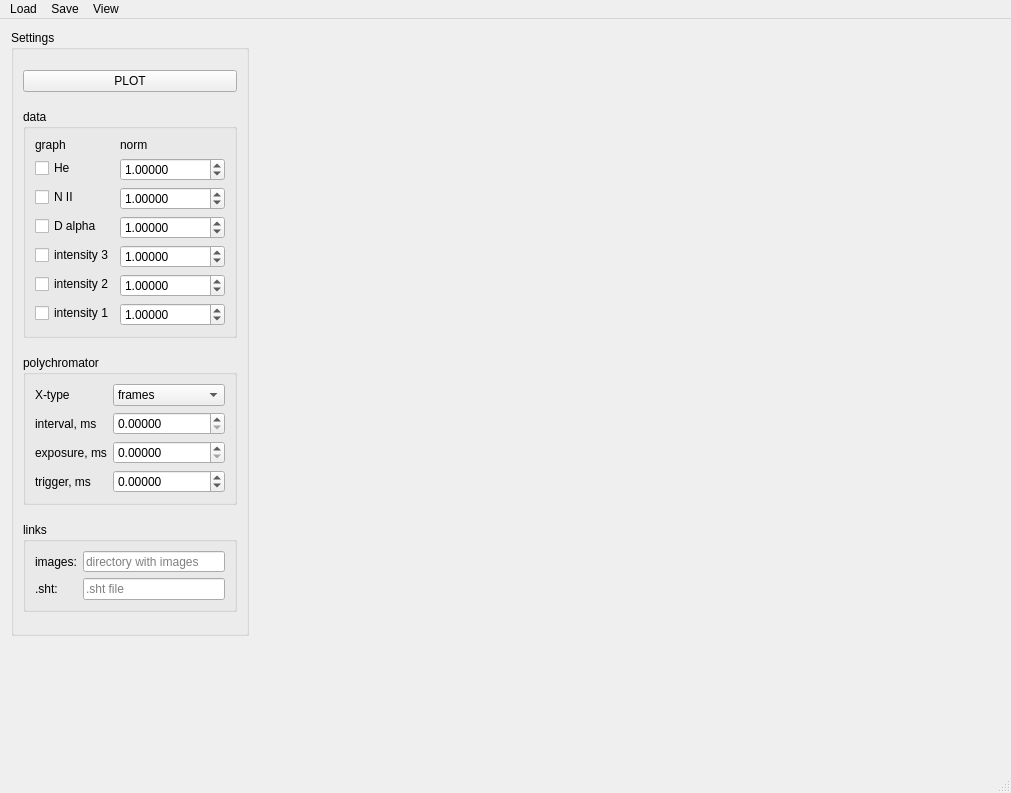
First picture: the form in mainWindowUiDesign.ui, repository MikhailButs/He_multich_analysis, before the edit.
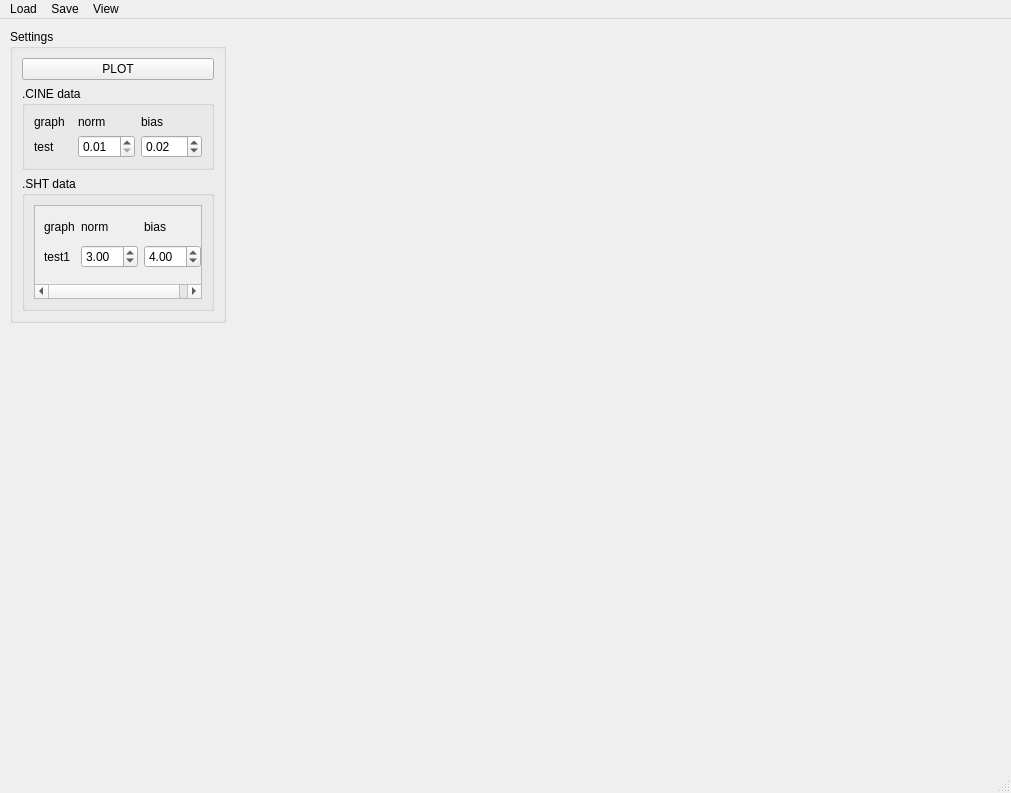
Second picture: the form after the edit.

The edit to the form file:
```diff
--- a/mainWindowUiDesign.ui
+++ b/mainWindowUiDesign.ui
@@ -23,10 +23,10 @@
    <widget class="QGroupBox" name="settings_groupBox">
     <property name="geometry">
      <rect>
-      <x>11</x>
-      <y>11</y>
-      <width>238</width>
-      <height>606</height>
+      <x>10</x>
+      <y>10</y>
+      <width>216</width>
+      <height>294</height>
      </rect>
     </property>
     <property name="sizePolicy">
@@ -54,258 +54,61 @@
          <verstretch>0</verstretch>
         </sizepolicy>
        </property>
-       <property name="maximumSize">
-        <size>
-         <width>16777215</width>
-         <height>16777215</height>
-        </size>
-       </property>
        <property name="title">
-        <string>data</string>
+        <string>.CINE data</string>
        </property>
-       <layout class="QFormLayout" name="formLayout_3">
-        <item row="0" column="0">
-         <widget class="QLabel" name="label_7">
-          <property name="text">
-           <string>graph</string>
-          </property>
-         </widget>
-        </item>
+       <layout class="QGridLayout" name="gridLayout_2">
         <item row="0" column="1">
-         <widget class="QLabel" name="label_8">
+         <widget class="QLabel" name="label_10">
           <property name="text">
            <string>norm</string>
           </property>
          </widget>
         </item>
-        <item row="1" column="0">
-         <widget class="QCheckBox" name="He_checkBox">
-          <property name="text">
-           <string>He</string>
-          </property>
-         </widget>
-        </item>
-        <item row="1" column="1">
-         <widget class="QDoubleSpinBox" name="He_norm_doubleSpinBox">
-          <property name="decimals">
-           <number>5</number>
-          </property>
-          <property name="minimum">
-           <double>0.000010000000000</double>
-          </property>
-          <property name="singleStep">
-           <double>0.010000000000000</double>
-          </property>
-          <property name="value">
-           <double>1.000000000000000</double>
-          </property>
-         </widget>
-        </item>
-        <item row="2" column="0">
-         <widget class="QCheckBox" name="NII_checkBox">
-          <property name="text">
-           <string>N II</string>
-          </property>
-         </widget>
-        </item>
-        <item row="2" column="1">
-         <widget class="QDoubleSpinBox" name="NII_norm_doubleSpinBox">
-          <property name="decimals">
-           <number>5</number>
-          </property>
-          <property name="minimum">
-           <double>0.000010000000000</double>
-          </property>
-          <property name="singleStep">
-           <double>0.010000000000000</double>
-          </property>
-          <property name="value">
-           <double>1.000000000000000</double>
-          </property>
-         </widget>
-        </item>
-        <item row="3" column="0">
-         <widget class="QCheckBox" name="Dalpha_checkBox">
-          <property name="text">
-           <string>D alpha</string>
-          </property>
-         </widget>
-        </item>
-        <item row="3" column="1">
-         <widget class="QDoubleSpinBox" name="Dalpha_norm_doubleSpinBox">
-          <property name="decimals">
-           <number>5</number>
-          </property>
-          <property name="minimum">
-           <double>0.000010000000000</double>
-          </property>
-          <property name="singleStep">
-           <double>0.010000000000000</double>
-          </property>
-          <property name="value">
-           <double>1.000000000000000</double>
-          </property>
-         </widget>
-        </item>
-        <item row="4" column="0">
-         <widget class="QCheckBox" name="int3_checkBox">
-          <property name="text">
-           <string>intensity 3</string>
-          </property>
-         </widget>
-        </item>
-        <item row="4" column="1">
-         <widget class="QDoubleSpinBox" name="int3_norm_doubleSpinBox">
-          <property name="decimals">
-           <number>5</number>
-          </property>
-          <property name="minimum">
-           <double>0.000010000000000</double>
-          </property>
-          <property name="singleStep">
-           <double>0.010000000000000</double>
-          </property>
-          <property name="value">
-           <double>1.000000000000000</double>
-          </property>
-         </widget>
-        </item>
-        <item row="5" column="0">
-         <widget class="QCheckBox" name="int2_checkBox">
-          <property name="text">
-           <string>intensity 2</string>
-          </property>
-         </widget>
-        </item>
-        <item row="5" column="1">
-         <widget class="QDoubleSpinBox" name="int2_norm_doubleSpinBox">
-          <property name="decimals">
-           <number>5</number>
-          </property>
-          <property name="minimum">
-           <double>0.000010000000000</double>
-          </property>
-          <property name="singleStep">
-           <double>0.010000000000000</double>
-          </property>
-          <property name="value">
-           <double>1.000000000000000</double>
-          </property>
-         </widget>
-        </item>
-        <item row="6" column="1">
-         <widget class="QDoubleSpinBox" name="int1_norm_doubleSpinBox">
-          <property name="decimals">
-           <number>5</number>
-          </property>
-          <property name="minimum">
-           <double>0.000010000000000</double>
-          </property>
-          <property name="singleStep">
-           <double>0.010000000000000</double>
-          </property>
-          <property name="value">
-           <double>1.000000000000000</double>
-          </property>
-         </widget>
-        </item>
-        <item row="6" column="0">
-         <widget class="QCheckBox" name="int1_checkBox">
-          <property name="text">
-           <string>intensity 1</string>
-          </property>
-         </widget>
-        </item>
-       </layout>
-      </widget>
-     </item>
-     <item>
-      <widget class="QGroupBox" name="polychromator_groupBox">
-       <property name="sizePolicy">
-        <sizepolicy hsizetype="Preferred" vsizetype="Fixed">
-         <horstretch>0</horstretch>
-         <verstretch>0</verstretch>
-        </sizepolicy>
-       </property>
-       <property name="maximumSize">
-        <size>
-         <width>16777215</width>
-         <height>16777215</height>
-        </size>
-       </property>
-       <property name="title">
-        <string>polychromator</string>
-       </property>
-       <layout class="QFormLayout" name="formLayout_2">
-        <item row="0" column="0">
-         <widget class="QLabel" name="label_6">
-          <property name="sizePolicy">
-           <sizepolicy hsizetype="Fixed" vsizetype="Preferred">
-            <horstretch>0</horstretch>
-            <verstretch>0</verstretch>
-           </sizepolicy>
-          </property>
-          <property name="text">
-           <string>X-type</string>
-          </property>
-         </widget>
-        </item>
-        <item row="2" column="0">
-         <widget class="QLabel" name="label_3">
-          <property name="text">
-           <string>interval, ms</string>
-          </property>
-         </widget>
-        </item>
-        <item row="6" column="0">
-         <widget class="QLabel" name="label_5">
-          <property name="text">
-           <string>trigger, ms</string>
-          </property>
-         </widget>
-        </item>
-        <item row="6" column="1">
-         <widget class="QDoubleSpinBox" name="trigger_doubleSpinBox">
-          <property name="decimals">
-           <number>5</number>
-          </property>
-          <property name="minimum">
-           <double>-99.989999999999995</double>
-          </property>
-         </widget>
-        </item>
-        <item row="0" column="1">
-         <widget class="QComboBox" name="Xtype_comboBox">
-          <item>
-           <property name="text">
-            <string>frames</string>
-           </property>
-          </item>
-          <item>
-           <property name="text">
-            <string>time</string>
-           </property>
-          </item>
-         </widget>
-        </item>
-        <item row="2" column="1">
-         <widget class="QDoubleSpinBox" name="interval_doubleSpinBox">
-          <property name="decimals">
-           <number>5</number>
-          </property>
-         </widget>
-        </item>
-        <item row="4" column="0">
+        <item row="0" column="2">
          <widget class="QLabel" name="label_4">
           <property name="text">
-           <string>exposure, ms</string>
+           <string>bias</string>
           </property>
          </widget>
         </item>
-        <item row="4" column="1">
-         <widget class="QDoubleSpinBox" name="exposure_doubleSpinBox">
-          <property name="decimals">
-           <number>5</number>
+        <item row="0" column="0">
+         <widget class="QLabel" name="label_9">
+          <property name="sizePolicy">
+           <sizepolicy hsizetype="Preferred" vsizetype="Fixed">
+            <horstretch>0</horstretch>
+            <verstretch>0</verstretch>
+           </sizepolicy>
+          </property>
+          <property name="text">
+           <string>graph</string>
+          </property>
+         </widget>
+        </item>
+        <item row="1" column="0">
+         <widget class="QLabel" name="test_label">
+          <property name="text">
+           <string>test</string>
+          </property>
+         </widget>
+        </item>
+        <item row="1" column="1">
+         <widget class="QDoubleSpinBox" name="test_n_doubleSpinBox">
+          <property name="minimum">
+           <double>0.010000000000000</double>
+          </property>
+         </widget>
+        </item>
+        <item row="1" column="2">
+         <widget class="QDoubleSpinBox" name="test_b_doubleSpinBox">
+          <property name="minimum">
+           <double>-99.989999999999995</double>
+          </property>
+          <property name="singleStep">
+           <double>1.000000000000000</double>
+          </property>
+          <property name="value">
+           <double>0.020000000000000</double>
           </property>
          </widget>
         </item>
@@ -315,7 +118,7 @@
      <item>
       <widget class="QGroupBox" name="link_groupBox">
        <property name="sizePolicy">
-        <sizepolicy hsizetype="Preferred" vsizetype="Fixed">
+        <sizepolicy hsizetype="Preferred" vsizetype="Preferred">
          <horstretch>0</horstretch>
          <verstretch>0</verstretch>
         </sizepolicy>
@@ -323,39 +126,102 @@
        <property name="maximumSize">
         <size>
          <width>16777215</width>
-         <height>90</height>
+         <height>16777215</height>
         </size>
        </property>
        <property name="title">
-        <string>links</string>
+        <string>.SHT data</string>
        </property>
-       <layout class="QFormLayout" name="formLayout">
-        <item row="0" column="0">
-         <widget class="QLabel" name="label">
-          <property name="text">
-           <string>images:</string>
+       <property name="flat">
+        <bool>false</bool>
+       </property>
+       <layout class="QGridLayout" name="gridLayout">
+        <item row="0" column="0" colspan="2">
+         <widget class="QScrollArea" name="scrollArea">
+          <property name="sizePolicy">
+           <sizepolicy hsizetype="Expanding" vsizetype="Preferred">
+            <horstretch>0</horstretch>
+            <verstretch>0</verstretch>
+           </sizepolicy>
           </property>
-         </widget>
-        </item>
-        <item row="0" column="1">
-         <widget class="QLineEdit" name="images_lineEdit">
-          <property name="placeholderText">
-           <string>directory with images</string>
+          <property name="frameShape">
+           <enum>QFrame::StyledPanel</enum>
           </property>
-         </widget>
-        </item>
-        <item row="1" column="0">
-         <widget class="QLabel" name="label_2">
-          <property name="text">
-           <string>.sht:</string>
+          <property name="horizontalScrollBarPolicy">
+           <enum>Qt::ScrollBarAsNeeded</enum>
           </property>
-         </widget>
-        </item>
-        <item row="1" column="1">
-         <widget class="QLineEdit" name="sht_lineEdit">
-          <property name="placeholderText">
-           <string>.sht file</string>
+          <property name="sizeAdjustPolicy">
+           <enum>QAbstractScrollArea::AdjustToContents</enum>
           </property>
+          <property name="widgetResizable">
+           <bool>true</bool>
+          </property>
+          <widget class="QWidget" name="scrollAreaWidgetContents">
+           <property name="geometry">
+            <rect>
+             <x>0</x>
+             <y>0</y>
+             <width>185</width>
+             <height>67</height>
+            </rect>
+           </property>
+           <layout class="QGridLayout" name="gridLayout_3">
+            <item row="0" column="0">
+             <widget class="QLabel" name="label_7">
+              <property name="sizePolicy">
+               <sizepolicy hsizetype="Preferred" vsizetype="Fixed">
+                <horstretch>0</horstretch>
+                <verstretch>0</verstretch>
+               </sizepolicy>
+              </property>
+              <property name="text">
+               <string>graph</string>
+              </property>
+             </widget>
+            </item>
+            <item row="0" column="2">
+             <widget class="QLabel" name="label_3">
+              <property name="text">
+               <string>bias</string>
+              </property>
+             </widget>
+            </item>
+            <item row="0" column="1">
+             <widget class="QLabel" name="label_8">
+              <property name="sizePolicy">
+               <sizepolicy hsizetype="Preferred" vsizetype="Fixed">
+                <horstretch>0</horstretch>
+                <verstretch>0</verstretch>
+               </sizepolicy>
+              </property>
+              <property name="text">
+               <string>norm</string>
+              </property>
+             </widget>
+            </item>
+            <item row="1" column="0">
+             <widget class="QLabel" name="test1_label">
+              <property name="text">
+               <string>test1</string>
+              </property>
+             </widget>
+            </item>
+            <item row="1" column="1">
+             <widget class="QDoubleSpinBox" name="norm_test1_doubleSpinBox">
+              <property name="value">
+               <double>3.000000000000000</double>
+              </property>
+             </widget>
+            </item>
+            <item row="1" column="2">
+             <widget class="QDoubleSpinBox" name="bias_test1_doubleSpinBox">
+              <property name="value">
+               <double>4.000000000000000</double>
+              </property>
+             </widget>
+            </item>
+           </layout>
+          </widget>
          </widget>
         </item>
        </layout>
```
Left out of the diff: 4 changed lines with no effect on the pictures.
